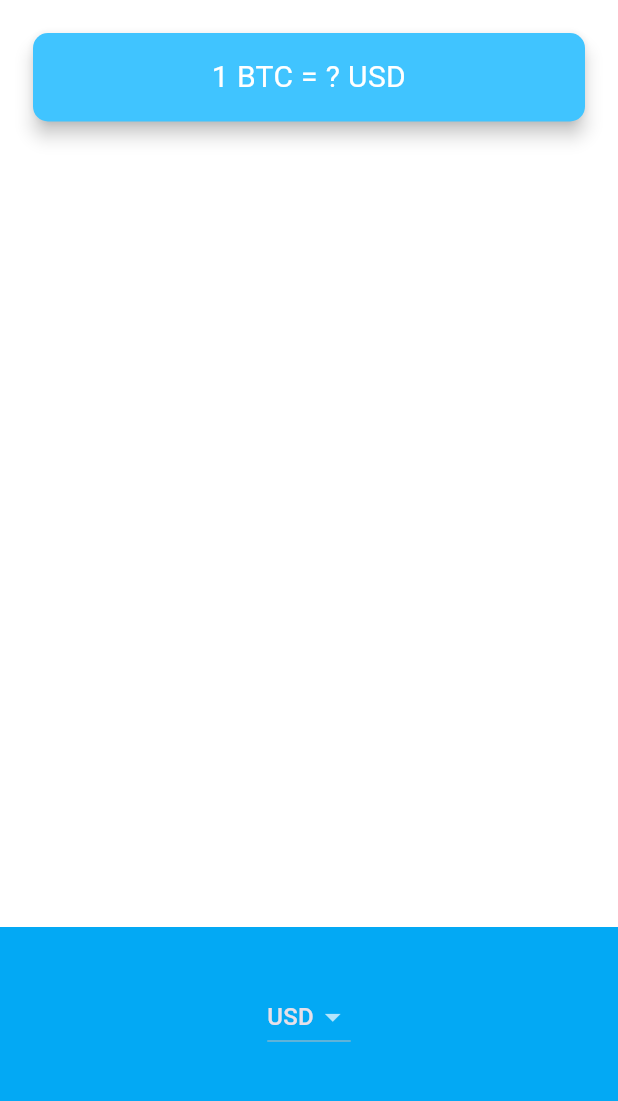
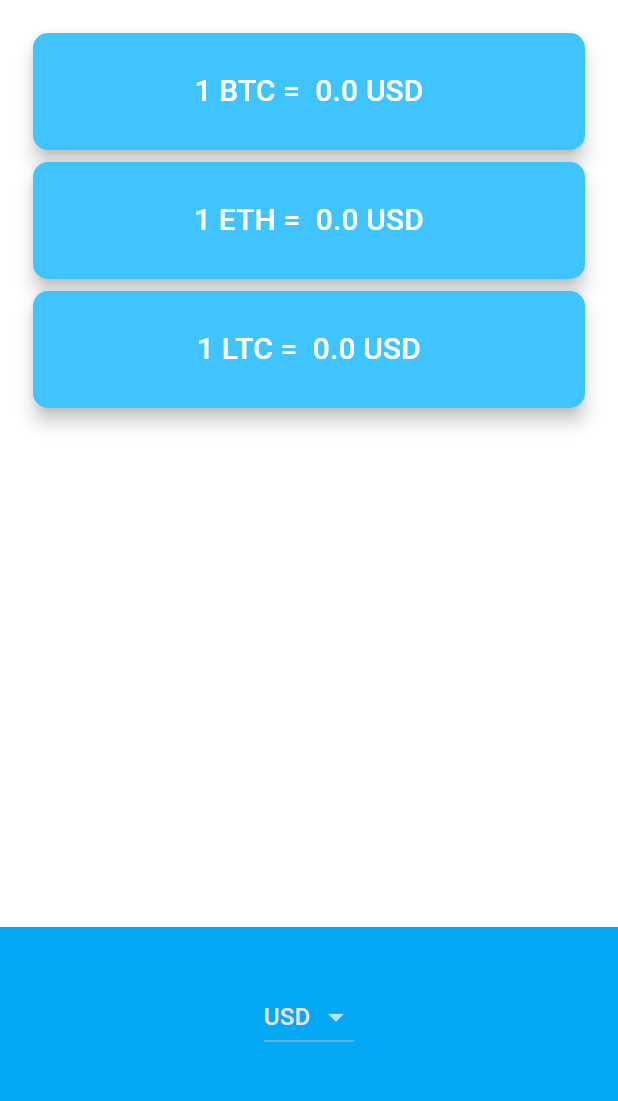
Before and after one commit to dil-nawaz-khan/bitcoin_ticker_flutter, a Flutter app: the screen it shows after launch, on a phone screen of 412 x 824 dp, the part 84-1185 px from its top. Run offline on Flutter 3.47's test engine with Material 3 defaults, Android fonts, the phone set to English and light mode, and no system bars.

Commit message:
my-solution for challenges

```diff
--- a/lib/coin_data.dart
+++ b/lib/coin_data.dart
@@ -24,4 +24,10 @@ const List<String> currenciesList = [
 
 const List<String> cryptoList = ['BTC', 'ETH', 'LTC'];
 
+const Map<String, String> cryptoMap = {
+  'BTC': 'bitcoin',
+  'ETH': 'ethereum',
+  'LTC': 'litecoin',
+};
+
 class CoinData {}
--- a/lib/price_screen.dart
+++ b/lib/price_screen.dart
@@ -1,4 +1,9 @@
+import 'package:bitcoin_ticker_flutter/coin_data.dart';
+import 'package:bitcoin_ticker_flutter/services/network.dart';
 import 'package:flutter/material.dart';
+import 'package:flutter/cupertino.dart';
+import 'package:flutter/foundation.dart'
+    show defaultTargetPlatform, TargetPlatform, kIsWeb;
 
 class PriceScreen extends StatefulWidget {
   const PriceScreen({super.key});
@@ -10,6 +15,70 @@ class PriceScreen extends StatefulWidget {
 
 class _PriceScreenState extends State<PriceScreen> {
   String selectedCurrency = 'USD';
+  double usdExchangedRate = 0;
+
+  Network networkHelper = Network();
+
+  DropdownButton<String> getAndroidDropdownButton() {
+    List<DropdownMenuItem<String>> dropdownItems = [];
+    for (String currency in currenciesList) {
+      DropdownMenuItem<String> newMenuItem = DropdownMenuItem(
+        value: currency,
+        child: Text(currency),
+      );
+      dropdownItems.add(newMenuItem);
+    }
+
+    return DropdownButton<String>(
+      value: selectedCurrency,
+      items: dropdownItems,
+      onChanged: (value) {
+        setState(() {
+          selectedCurrency = value ?? '';
+        });
+      },
+    );
+  }
+
+  CupertinoPicker getiOSPicker() {
+    List<Text> pickerItems = [];
+
+    for (String currency in currenciesList) {
+      pickerItems.add(Text(currency));
+    }
+
+    return CupertinoPicker(
+      backgroundColor: Colors.lightBlue,
+      itemExtent: 32.0,
+      onSelectedItemChanged: (selectedIndex) {
+        setState(() {
+          selectedCurrency = currenciesList[selectedIndex];
+          handleNetworkCall('BTC');
+          handleNetworkCall('ETH');
+          handleNetworkCall('LTC');
+        });
+      },
+      children: pickerItems,
+    );
+  }
+
+  Widget getPicker() {
+    if (kIsWeb) {
+      return getAndroidDropdownButton(); // Default to Android style for web
+    } else if (defaultTargetPlatform == TargetPlatform.iOS) {
+      return getiOSPicker();
+    } else {
+      return getAndroidDropdownButton();
+    }
+  }
+
+  void handleNetworkCall(String cryptoCurrency) async {
+    usdExchangedRate = await networkHelper.fetchExchangeRate(
+      crypto: cryptoMap[cryptoCurrency]!,
+      currency: selectedCurrency,
+    );
+  }
+
   @override
   Widget build(BuildContext context) {
     return Scaffold(
@@ -23,40 +92,91 @@ class _PriceScreenState extends State<PriceScreen> {
         children: <Widget>[
           Padding(
             padding: EdgeInsets.fromLTRB(18.0, 18.0, 18.0, 0),
-            child: Card(
+            child: Column(
+              crossAxisAlignment: CrossAxisAlignment.stretch,
+              children: [
+                Card(
                   color: Colors.lightBlueAccent,
                   elevation: 5.0,
                   shape: RoundedRectangleBorder(
                     borderRadius: BorderRadius.circular(10.0),
                   ),
                   child: Padding(
-                padding: EdgeInsets.symmetric(vertical: 15.0, horizontal: 28.0),
+                    padding: EdgeInsets.symmetric(
+                      vertical: 15.0,
+                      horizontal: 28.0,
+                    ),
+                    child: TextButton(
+                      onPressed: () {
+                        handleNetworkCall('BTC');
+                      },
                       child: Text(
-                  '1 BTC = ? USD',
+                        '1 BTC =  ${usdExchangedRate.toString()} $selectedCurrency',
                         textAlign: TextAlign.center,
                         style: TextStyle(fontSize: 20.0, color: Colors.white),
                       ),
                     ),
                   ),
                 ),
+                Card(
+                  color: Colors.lightBlueAccent,
+                  elevation: 5.0,
+                  shape: RoundedRectangleBorder(
+                    borderRadius: BorderRadius.circular(10.0),
+                  ),
+                  child: Padding(
+                    padding: EdgeInsets.symmetric(
+                      vertical: 15.0,
+                      horizontal: 28.0,
+                    ),
+                    child: TextButton(
+                      onPressed: () {
+                        handleNetworkCall('ETH');
+                      },
+                      child: Text(
+                        '1 ETH =  ${usdExchangedRate.toString()} $selectedCurrency',
+                        textAlign: TextAlign.center,
+                        style: TextStyle(fontSize: 20.0, color: Colors.white),
+                      ),
+                    ),
+                  ),
+                ),
+                Card(
+                  color: Colors.lightBlueAccent,
+                  elevation: 5.0,
+                  shape: RoundedRectangleBorder(
+                    borderRadius: BorderRadius.circular(10.0),
+                  ),
+                  child: Padding(
+                    padding: EdgeInsets.symmetric(
+                      vertical: 15.0,
+                      horizontal: 28.0,
+                    ),
+                    child: TextButton(
+                      onPressed: () {
+                        handleNetworkCall('LTC');
+                      },
+                      child: Text(
+                        '1 LTC =  ${usdExchangedRate.toString()} $selectedCurrency',
+                        textAlign: TextAlign.center,
+                        style: TextStyle(fontSize: 20.0, color: Colors.white),
+                      ),
+                    ),
+                  ),
+                ),
+              ],
+            ),
+          ),
+
           Container(
             height: 150.0,
             alignment: Alignment.center,
             padding: EdgeInsets.only(bottom: 30.0),
             color: Colors.lightBlue,
-            child: DropdownButton<String>(
-              value: selectedCurrency,
-              items: [
-                DropdownMenuItem(value: 'USD', child: Text('USD')),
-                DropdownMenuItem(value: 'EUR', child: Text('EUR')),
-                DropdownMenuItem(value: 'GBP', child: Text('GBP')),
-              ],
-              onChanged: (value) {
-                setState(() {
-                  selectedCurrency = value ?? '';
-                });
-              },
-            ),
+            child:
+                defaultTargetPlatform == TargetPlatform.iOS
+                    ? getiOSPicker()
+                    : getAndroidDropdownButton(),
           ),
         ],
       ),
--- a/pubspec.yaml
+++ b/pubspec.yaml
@@ -27,6 +27,7 @@ dependencies:
   # The following adds the Cupertino Icons font to your application.
   # Use with the CupertinoIcons class for iOS style icons.
   cupertino_icons: ^1.0.8
+  http: ^1.3.0
 
 dev_dependencies:
   flutter_test:
@@ -74,7 +75,6 @@ flutter:
   # For details regarding fonts from package dependencies,
   # see https://flutter.dev/to/font-from-package
 
-
   # This section identifies your Flutter project as a module meant for
   # embedding in a native host app.  These identifiers should _not_ ordinarily
   # be changed after generation - they are used to ensure that the tooling can
```
Also changed, not shown: lib/services/network.dart (added, +40 -0 lines), pubspec.lock. Lines whose indentation alone changed are shown as unchanged.
